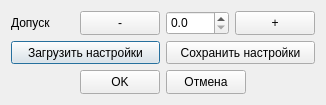
This is gui/settings.ui in EPC-MSU/EPLab as Qt 5 draws it before an edit. The edited form follows.
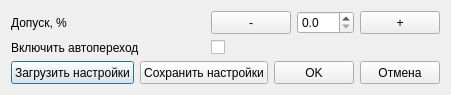
This is the edited form.

Commit message: Added auto transition option to settings window

What changed in the file:
```diff
--- a/gui/settings.ui
+++ b/gui/settings.ui
@@ -6,8 +6,8 @@
    <rect>
     <x>0</x>
     <y>0</y>
-    <width>326</width>
-    <height>105</height>
+    <width>423</width>
+    <height>95</height>
    </rect>
   </property>
   <property name="sizePolicy">
@@ -24,14 +24,9 @@
   </property>
   <layout class="QVBoxLayout" name="verticalLayout">
    <item>
+    <layout class="QGridLayout" name="grid_layout">
+     <item row="0" column="1">
     <layout class="QHBoxLayout" name="horizontal_layout">
-     <item>
-      <widget class="QLabel" name="label">
-       <property name="text">
-        <string>Допуск</string>
-       </property>
-      </widget>
-     </item>
      <item>
       <widget class="QPushButton" name="button_tolerance_minus">
        <property name="sizePolicy">
@@ -109,8 +104,31 @@
      </item>
     </layout>
    </item>
+     <item row="0" column="0">
+      <widget class="QLabel" name="label_tolerance">
+       <property name="text">
+        <string>Допуск, %</string>
+       </property>
+      </widget>
+     </item>
+     <item row="1" column="0">
+      <widget class="QLabel" name="label_auto_transition">
+       <property name="text">
+        <string>Включить автопереход</string>
+       </property>
+      </widget>
+     </item>
+     <item row="1" column="1">
+      <widget class="QCheckBox" name="check_box_auto_transition">
+       <property name="text">
+        <string/>
+       </property>
+      </widget>
+     </item>
+    </layout>
+   </item>
    <item>
-    <layout class="QHBoxLayout" name="horizontal_layout_2">
+    <layout class="QHBoxLayout" name="horizontal_layout_3">
      <item>
       <widget class="QPushButton" name="button_load_settings">
        <property name="sizePolicy">
@@ -161,23 +179,6 @@
        </property>
       </widget>
      </item>
-    </layout>
-   </item>
-   <item>
-    <layout class="QHBoxLayout" name="horizontal_layout_3">
-     <item>
-      <spacer name="horizontal_spacer">
-       <property name="orientation">
-        <enum>Qt::Horizontal</enum>
-       </property>
-       <property name="sizeHint" stdset="0">
-        <size>
-         <width>40</width>
-         <height>20</height>
-        </size>
-       </property>
-      </spacer>
-     </item>
      <item>
       <widget class="QPushButton" name="button_ok">
        <property name="sizePolicy">
@@ -228,19 +229,6 @@
        </property>
       </widget>
      </item>
-     <item>
-      <spacer name="horizontal_spacer_2">
-       <property name="orientation">
-        <enum>Qt::Horizontal</enum>
-       </property>
-       <property name="sizeHint" stdset="0">
-        <size>
-         <width>40</width>
-         <height>20</height>
-        </size>
-       </property>
-      </spacer>
-     </item>
     </layout>
    </item>
   </layout>
```
Left out of the diff: 2 changed lines with no effect on the pictures. Lines whose indentation alone changed are shown as unchanged.
